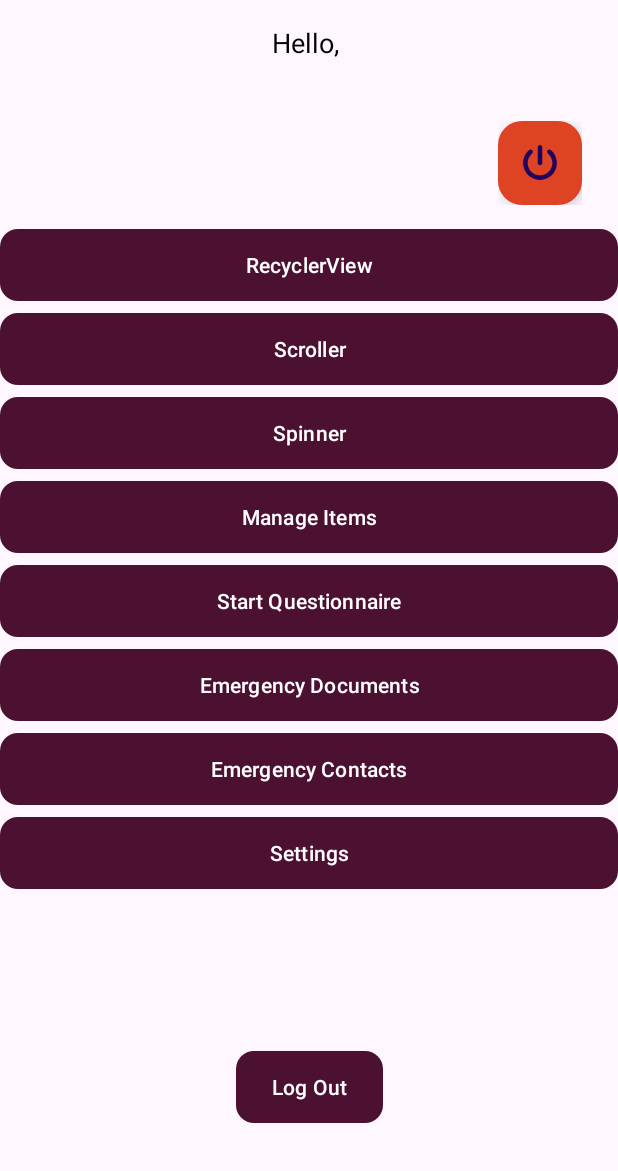
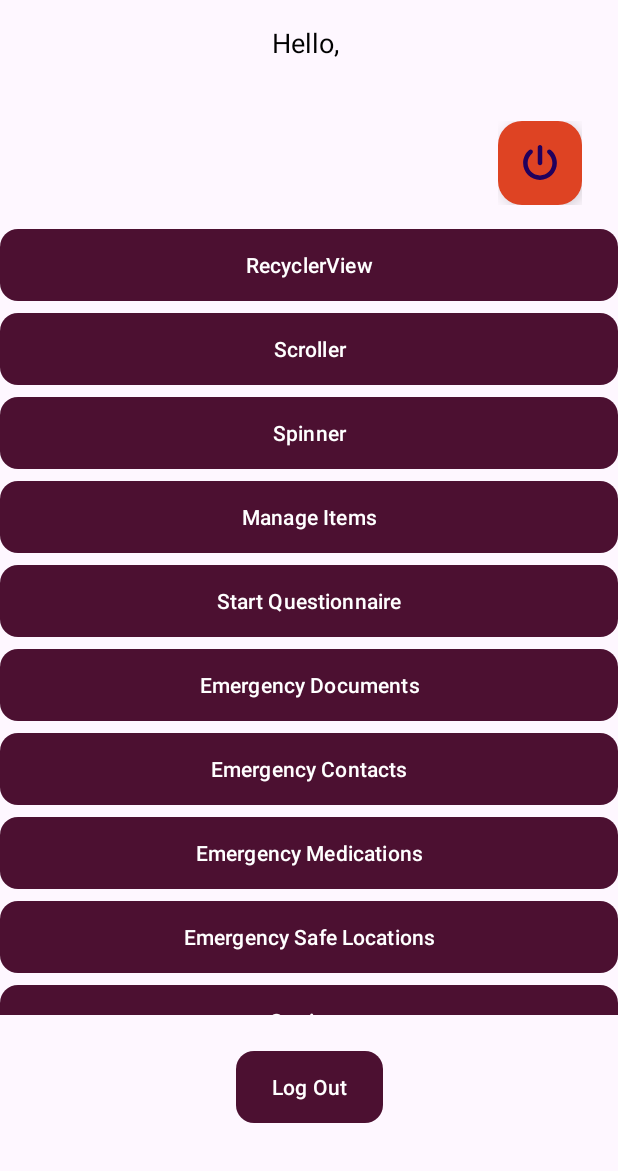
Before and after one commit to samtjhia/SafePlan, an Android app: the HomeFragment screen opened directly, with no data from a screen before it, on a phone screen of 412 x 824 dp, the part 65-1236 px from its top. Run offline under Robolectric (Android 15) with nearby library versions, the light colour scheme and no system bars; our stand-ins replace Firebase (no records; nobody signed in at launch, a user with empty details on screens opened directly).

Commit message:
feat: added buttons for medication and safe location activities

```diff
--- a/app/src/main/res/layout/activity_home_fragment.xml
+++ b/app/src/main/res/layout/activity_home_fragment.xml
@@ -93,6 +93,27 @@
         app:layout_constraintStart_toStartOf="parent"
         app:layout_constraintEnd_toEndOf="parent"
         android:layout_marginTop="8dp" />
+    <!-- Emergency Medications Button -->
+    <Button
+        android:id="@+id/emergency_Medications_button"
+        android:layout_width="0dp"
+        android:layout_height="wrap_content"
+        android:text="Emergency Medications"
+        app:layout_constraintTop_toBottomOf="@+id/emergency_contacts_button"
+        app:layout_constraintStart_toStartOf="parent"
+        app:layout_constraintEnd_toEndOf="parent"
+        android:layout_marginTop="8dp" />
+
+    <!-- Emergency Safe Locations Button -->
+    <Button
+        android:id="@+id/emergency_Safe_Locations_button"
+        android:layout_width="0dp"
+        android:layout_height="wrap_content"
+        android:text="Emergency Safe Locations"
+        app:layout_constraintTop_toBottomOf="@+id/emergency_Medications_button"
+        app:layout_constraintStart_toStartOf="parent"
+        app:layout_constraintEnd_toEndOf="parent"
+        android:layout_marginTop="8dp" />
 
     <!-- Settings Button -->
     <Button
@@ -100,7 +121,7 @@
         android:layout_width="0dp"
         android:layout_height="wrap_content"
         android:text="Settings"
-        app:layout_constraintTop_toBottomOf="@+id/emergency_contacts_button"
+        app:layout_constraintTop_toBottomOf="@+id/emergency_Safe_Locations_button"
         app:layout_constraintStart_toStartOf="parent"
         app:layout_constraintEnd_toEndOf="parent"
         android:layout_marginTop="8dp" />
```
